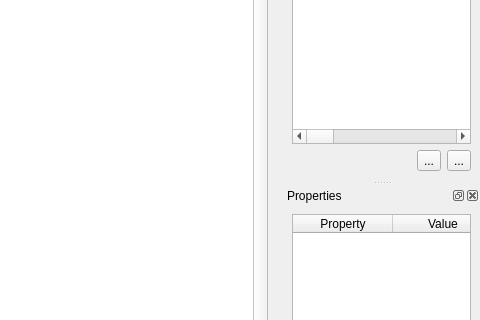
Old version of the form src/ui/LaserControllerWindow.ui in the repository oneminute/LaserController; both pictures show x 623 to 1103 and y 102 to 422 of the 1103 by 923 pixel window.
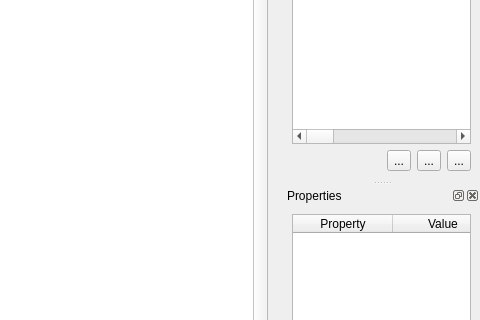
New version of the form. Icons and pictures are not drawn. Custom widgets are drawn as their Qt base class.

The edit to the form file:
```diff
--- a/src/ui/LaserControllerWindow.ui
+++ b/src/ui/LaserControllerWindow.ui
@@ -263,6 +263,13 @@
          </property>
         </spacer>
        </item>
+       <item>
+        <widget class="QToolButton" name="toolButtonRemoveLayer">
+         <property name="text">
+          <string>...</string>
+         </property>
+        </widget>
+       </item>
        <item>
         <widget class="QToolButton" name="toolButtonMoveLayerUp">
          <property name="text">
```
Left out of the diff: 3 changed lines with no effect on the pictures.
